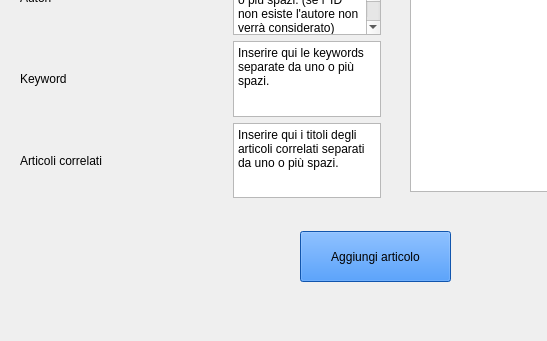
The window that mainwindow.ui (FranckRedery/PROGETTO_PO) describes before a commit, drawn with Qt 5; both pictures show x 0 to 547 and y 259 to 600 of the 800 by 600 pixel window.
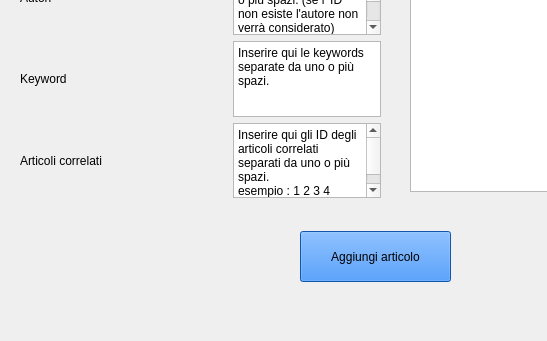
The same window after the commit.

What changed in the file:
```diff
--- a/mainwindow.ui
+++ b/mainwindow.ui
@@ -525,7 +525,7 @@
        <string>Aggiungi articolo</string>
       </property>
      </widget>
-     <widget class="QWidget" name="">
+     <widget class="QWidget" name="layoutWidget">
       <property name="geometry">
        <rect>
         <x>20</x>
@@ -641,7 +641,8 @@
        <item row="7" column="1">
         <widget class="QPlainTextEdit" name="plaintext_articoli_correlati_di_articolo">
          <property name="plainText">
-          <string>Inserire qui i titoli degli articoli correlati separati da uno o più spazi.</string>
+          <string>Inserire qui gli ID degli articoli correlati separati da uno o più spazi.
+esempio : 1 2 3 4</string>
          </property>
         </widget>
        </item>
```
